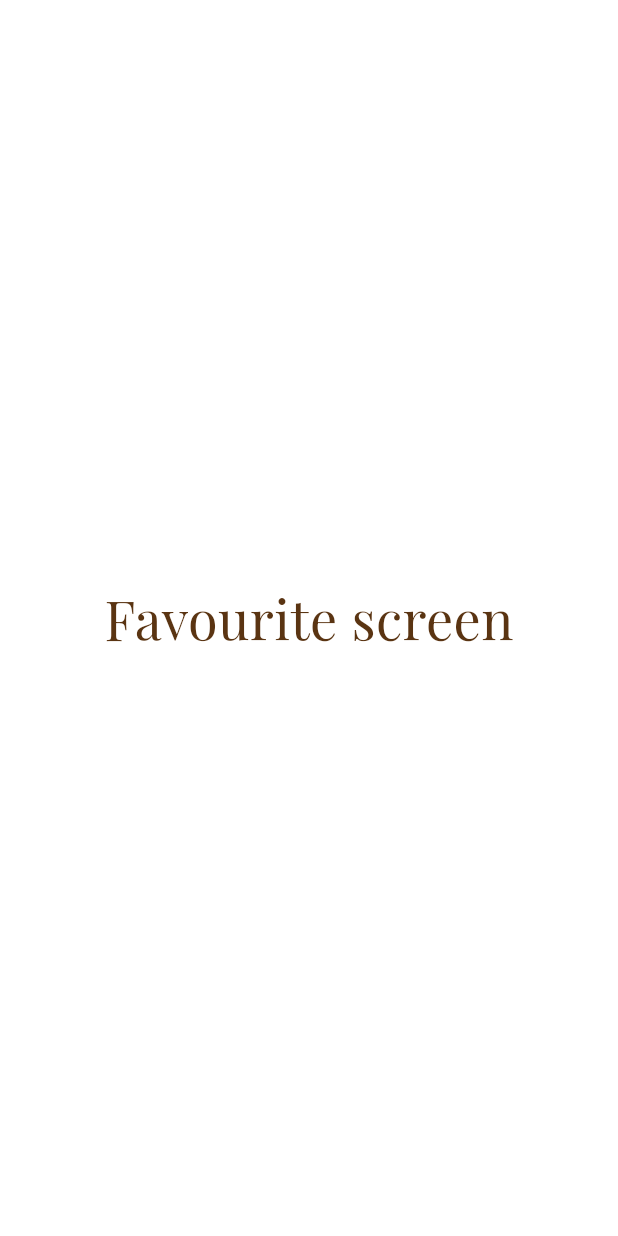
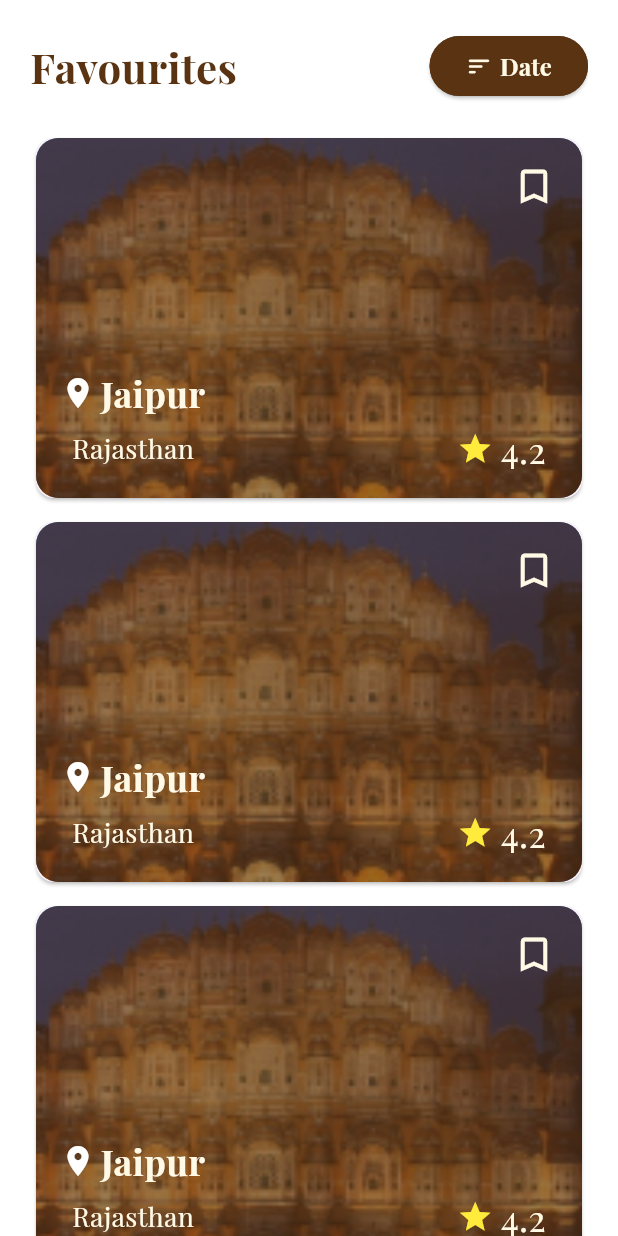
Before and after one commit to janviguliyan/bharat-darshan2.0, a Flutter app: the FavouritesScreen screen opened by its route, on a phone screen of 412 x 824 dp. Run offline on Flutter 3.47's test engine with Material 3 defaults, Android fonts, the phone set to English and light mode, and no system bars; our stand-ins replace cloud_firestore, firebase_auth, firebase_core, flutter_svg, go_router, google_fonts and 1 more; accounts and stored records are empty; generated files the repository leaves out were written again.

Commit message:
feat/favourite: implemented favourite screen UI

```diff
--- a/lib/screens/parent_screens/favourite.dart
+++ b/lib/screens/parent_screens/favourite.dart
@@ -1,4 +1,5 @@
 import 'package:bharat_darshan/bottom_nav.dart';
+import 'package:bharat_darshan/screens/child_screens/place_details.dart';
 import 'package:bharat_darshan/screens/parent_screens/home.dart';
 import 'package:flutter/material.dart';
 import 'package:go_router/go_router.dart';
@@ -15,20 +16,93 @@ class _FavouritesScreenState extends State<FavouritesScreen> {
   Widget build(BuildContext context) {
     return Scaffold(
       backgroundColor: Colors.transparent,
-      body: Center(
+      body: SafeArea(
+        child: Padding(
+          padding: const EdgeInsets.only(
+            left: 20,
+            top: 20,
+            right: 20,
+          ),
+          child: SingleChildScrollView(
             child: Column(
-          mainAxisAlignment: MainAxisAlignment.center,
+              mainAxisAlignment: MainAxisAlignment.start,
+              crossAxisAlignment: CrossAxisAlignment.start,
+              children: [
+                Row(
+                  mainAxisAlignment: MainAxisAlignment.spaceBetween,
                   children: [
                     Text(
-              "Favourite screen",
+                      'Favourites',
                       style: TextStyle(
-                fontSize: 36,
+                        fontSize: 28,
                         color: Theme.of(context).primaryColor,
+                        fontWeight: FontWeight.bold,
+                      ),
+                    ),
+                    ElevatedButton(
+                      onPressed: () {
+                        print('See all pressed');
+                      },
+                      style: ElevatedButton.styleFrom(
+                        side: BorderSide(
+                          color: Theme.of(context).primaryColor,
+                          width: 1.5,
+                        ),
+                        backgroundColor: Theme.of(context).primaryColor,
+                      ),
+                      child: Row(
+                        children: [
+                          Icon(
+                            Icons.sort_rounded,
+                            color: Theme.of(context).scaffoldBackgroundColor,
+                          ),
+                          const SizedBox(width: 5),
+                          Text(
+                            "Date",
+                            style: TextStyle(
+                              fontSize: 16,
+                              fontWeight: FontWeight.bold,
+                              color: Theme.of(context).scaffoldBackgroundColor,
                             ),
                           ),
                         ],
                       ),
                     ),
+                  ],
+                ),
+                const SizedBox(height: 20),
+                GridView.builder(
+                  gridDelegate: const SliverGridDelegateWithFixedCrossAxisCount(
+                    crossAxisCount: 1, // number of items in each row
+                    mainAxisSpacing: 8.0, // spacing between rows
+                    crossAxisSpacing: 8.0, // spacing between columns
+                    childAspectRatio: 1.5,
+                  ),
+                  shrinkWrap: true,
+                  physics: const NeverScrollableScrollPhysics(),
+                  itemCount: 7,
+                  itemBuilder: (context, index) {
+                    final placeData = 2;
+                    return InkWell(
+                      onTap: () {
+                        print(
+                            "place data passed to open place details $placeData");
+                        Navigator.of(context).push(
+                          MaterialPageRoute(
+                            builder: (context) => PlaceDetails(),
+                          ),
+                        );
+                      },
+                      child: NearbyItem(),
+                    );
+                  },
+                ),
+                const SizedBox(height: 20),
+              ],
+            ),
+          ),
+        ),
+      ),
     );
   }
 }
```
Lines whose indentation alone changed are shown as unchanged.
